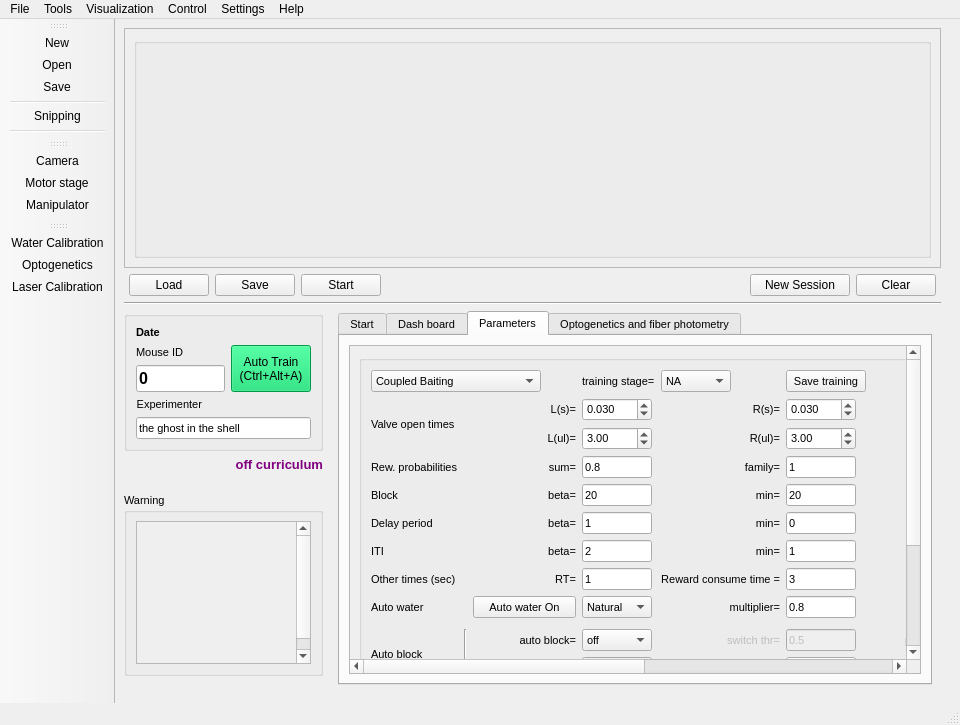
Above: src/foraging_gui/ForagingGUI.ui from AllenNeuralDynamics/dynamic-foraging-task before the change. Below: the same form after it.
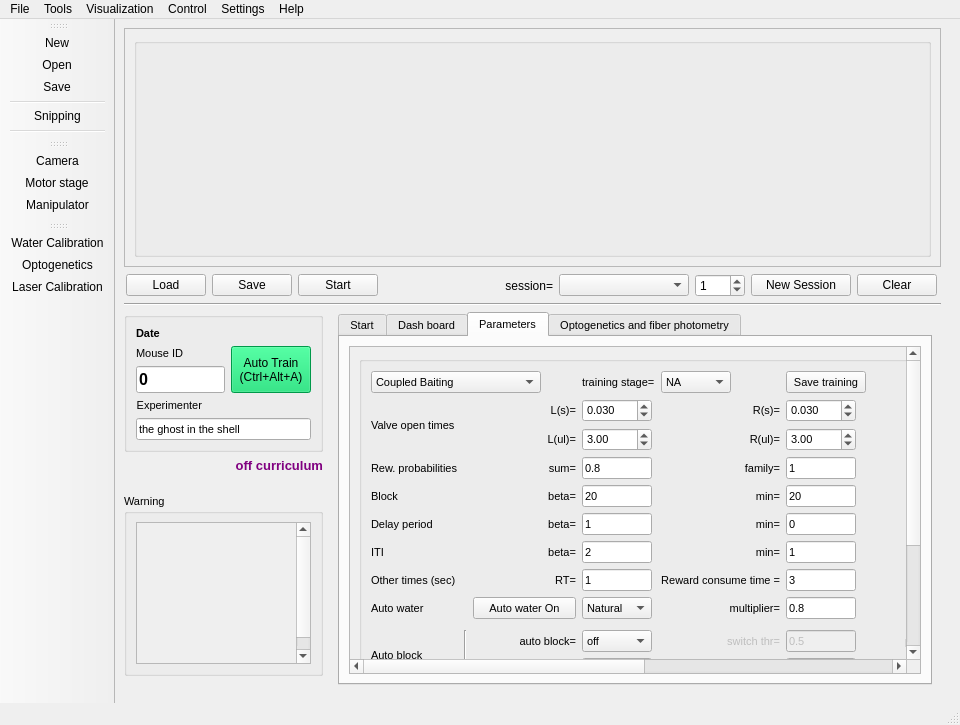
That is the form after the change. The open tabs and pages were chosen to show the change. Icons and pictures are not drawn.

Patch:
```diff
--- a/src/foraging_gui/ForagingGUI.ui
+++ b/src/foraging_gui/ForagingGUI.ui
@@ -113,15 +113,21 @@
        </widget>
       </item>
       <item>
-       <layout class="QGridLayout" name="gridLayout_5">
+       <layout class="QGridLayout" name="gridLayout_5" columnstretch="0,0,0,0,0,0,0,0,0,0,0">
+        <property name="sizeConstraint">
+         <enum>QLayout::SetDefaultConstraint</enum>
+        </property>
         <property name="leftMargin">
-         <number>5</number>
+         <number>2</number>
+        </property>
+        <property name="topMargin">
+         <number>1</number>
         </property>
         <property name="rightMargin">
-         <number>5</number>
+         <number>4</number>
         </property>
-        <item row="0" column="1">
-         <widget class="QPushButton" name="Save">
+        <item row="0" column="0">
+         <widget class="QPushButton" name="Load">
           <property name="sizePolicy">
            <sizepolicy hsizetype="Fixed" vsizetype="Fixed">
             <horstretch>0</horstretch>
@@ -129,45 +135,7 @@
            </sizepolicy>
           </property>
           <property name="text">
-           <string>Save</string>
-          </property>
-         </widget>
-        </item>
-        <item row="0" column="2">
-         <widget class="QPushButton" name="Start">
-          <property name="enabled">
-           <bool>true</bool>
-          </property>
-          <property name="sizePolicy">
-           <sizepolicy hsizetype="Fixed" vsizetype="Fixed">
-            <horstretch>0</horstretch>
-            <verstretch>0</verstretch>
-           </sizepolicy>
-          </property>
-          <property name="styleSheet">
-           <string notr="true"/>
-          </property>
-          <property name="text">
-           <string>Start</string>
-          </property>
-          <property name="checkable">
-           <bool>true</bool>
-          </property>
-          <property name="checked">
-           <bool>false</bool>
-          </property>
-         </widget>
-        </item>
-        <item row="0" column="6">
-         <widget class="QPushButton" name="Clear">
-          <property name="sizePolicy">
-           <sizepolicy hsizetype="Fixed" vsizetype="Fixed">
-            <horstretch>0</horstretch>
-            <verstretch>0</verstretch>
-           </sizepolicy>
-          </property>
-          <property name="text">
-           <string>Clear</string>
+           <string>Load</string>
           </property>
          </widget>
         </item>
@@ -178,13 +146,51 @@
           </property>
           <property name="sizeHint" stdset="0">
            <size>
-            <width>500</width>
+            <width>100</width>
             <height>20</height>
            </size>
           </property>
          </spacer>
         </item>
-        <item row="0" column="4" alignment="Qt::AlignRight">
+        <item row="0" column="6">
+         <widget class="QSpinBox" name="SessionlistSpin">
+          <property name="sizePolicy">
+           <sizepolicy hsizetype="Expanding" vsizetype="Expanding">
+            <horstretch>0</horstretch>
+            <verstretch>0</verstretch>
+           </sizepolicy>
+          </property>
+          <property name="maximumSize">
+           <size>
+            <width>50</width>
+            <height>16777215</height>
+           </size>
+          </property>
+          <property name="maximum">
+           <number>100000</number>
+          </property>
+          <property name="value">
+           <number>1</number>
+          </property>
+          <property name="displayIntegerBase">
+           <number>10</number>
+          </property>
+         </widget>
+        </item>
+        <item row="0" column="10">
+         <widget class="QPushButton" name="Clear">
+          <property name="sizePolicy">
+           <sizepolicy hsizetype="Fixed" vsizetype="Fixed">
+            <horstretch>0</horstretch>
+            <verstretch>0</verstretch>
+           </sizepolicy>
+          </property>
+          <property name="text">
+           <string>Clear</string>
+          </property>
+         </widget>
+        </item>
+        <item row="0" column="8" alignment="Qt::AlignRight">
          <widget class="QPushButton" name="NewSession">
           <property name="enabled">
            <bool>true</bool>
@@ -209,16 +215,73 @@
           </property>
          </widget>
         </item>
-        <item row="0" column="0">
-         <widget class="QPushButton" name="Load">
+        <item row="0" column="2">
+         <widget class="QPushButton" name="Start">
+          <property name="enabled">
+           <bool>true</bool>
+          </property>
           <property name="sizePolicy">
            <sizepolicy hsizetype="Fixed" vsizetype="Fixed">
             <horstretch>0</horstretch>
             <verstretch>0</verstretch>
            </sizepolicy>
           </property>
+          <property name="styleSheet">
+           <string notr="true"/>
+          </property>
           <property name="text">
-           <string>Load</string>
+           <string>Start</string>
+          </property>
+          <property name="checkable">
+           <bool>true</bool>
+          </property>
+          <property name="checked">
+           <bool>false</bool>
+          </property>
+         </widget>
+        </item>
+        <item row="0" column="4">
+         <widget class="QLabel" name="label_73">
+          <property name="enabled">
+           <bool>true</bool>
+          </property>
+          <property name="sizePolicy">
+           <sizepolicy hsizetype="Expanding" vsizetype="Expanding">
+            <horstretch>0</horstretch>
+            <verstretch>0</verstretch>
+           </sizepolicy>
+          </property>
+          <property name="text">
+           <string>session=</string>
+          </property>
+          <property name="textFormat">
+           <enum>Qt::AutoText</enum>
+          </property>
+          <property name="alignment">
+           <set>Qt::AlignRight|Qt::AlignTrailing|Qt::AlignVCenter</set>
+          </property>
+         </widget>
+        </item>
+        <item row="0" column="5">
+         <widget class="QComboBox" name="Sessionlist">
+          <property name="minimumSize">
+           <size>
+            <width>130</width>
+            <height>0</height>
+           </size>
+          </property>
+         </widget>
+        </item>
+        <item row="0" column="1">
+         <widget class="QPushButton" name="Save">
+          <property name="sizePolicy">
+           <sizepolicy hsizetype="Fixed" vsizetype="Fixed">
+            <horstretch>0</horstretch>
+            <verstretch>0</verstretch>
+           </sizepolicy>
+          </property>
+          <property name="text">
+           <string>Save</string>
           </property>
          </widget>
         </item>
@@ -2476,7 +2539,7 @@
                 <property name="geometry">
                  <rect>
                   <x>0</x>
-                  <y>-152</y>
+                  <y>0</y>
                   <width>1077</width>
                   <height>460</height>
                  </rect>
```
Left out of the diff: 2 changed lines with no effect on the pictures.
